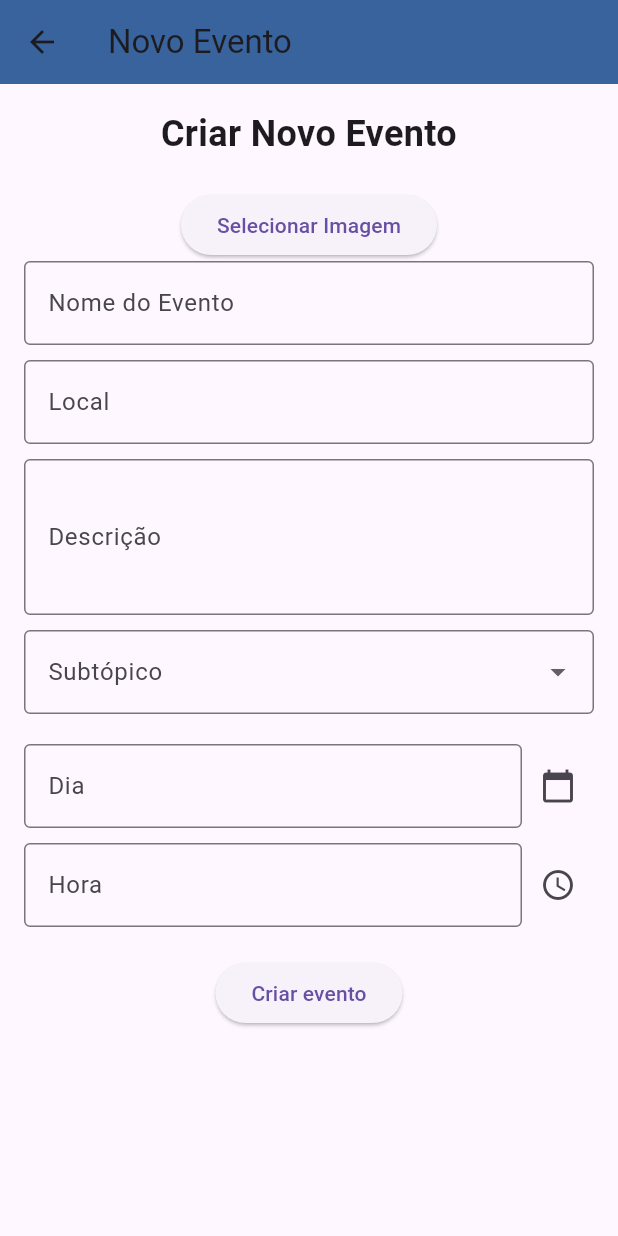
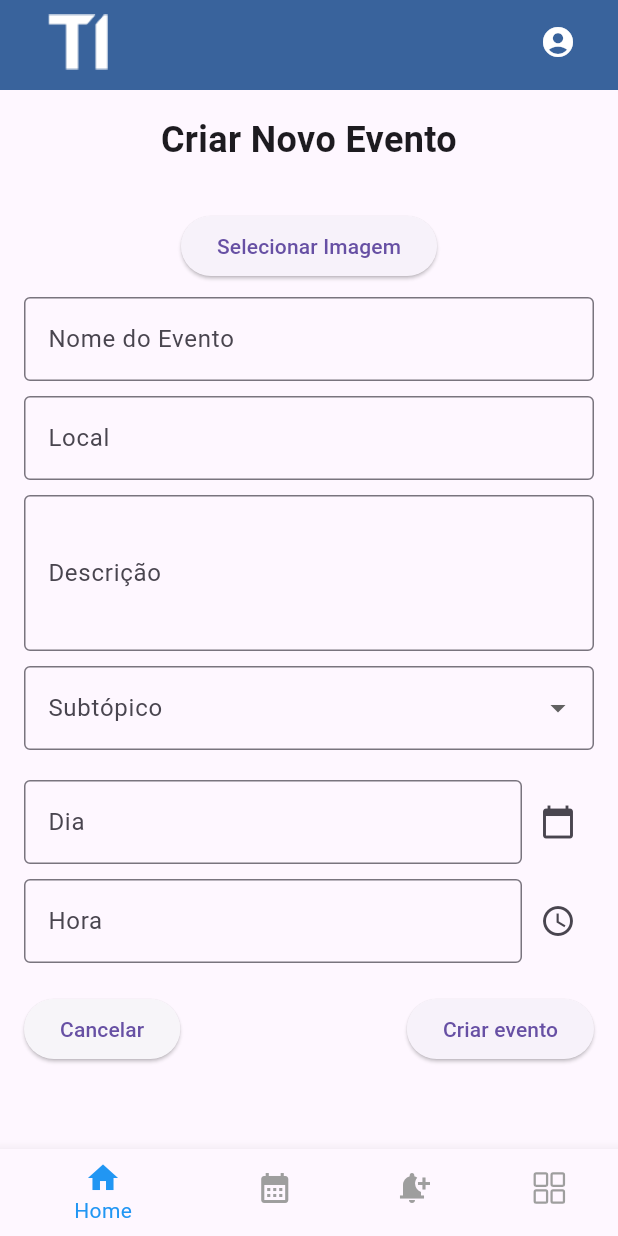
Before and after one commit to pint2024/mobile, a Flutter app: the screen it shows after launch, after a tap on "Criar Novo Evento", on a phone screen of 412 x 824 dp. Run offline on Flutter 3.47's test engine with Material 3 defaults, Android fonts, the phone set to English and light mode, and no system bars; our stand-ins replace carousel_slider, flutter_rating_bar, google_sign_in, image_picker, ionicons, table_calendar; missing offline and left inert: flutter_facebook_auth; network calls fail.

Commit message:
Criar atividade, espaço e evento

```diff
--- a/movel_pint/lib/evento/criarEvento.dart
+++ b/movel_pint/lib/evento/criarEvento.dart
@@ -1,7 +1,9 @@
 import 'dart:io';
-
 import 'package:flutter/material.dart';
 import 'package:image_picker/image_picker.dart';
+import 'package:movel_pint/widgets/customAppBar.dart';
+import 'package:movel_pint/widgets/bottom_navigation_bar.dart';
+import 'package:movel_pint/Forum/Forum.dart';
 
 void main() {
   runApp(MaterialApp(
@@ -24,6 +26,7 @@ class _EventFormPageState extends State<EventFormPage> {
   DateTime? _selectedDate;
   TimeOfDay? _selectedTime;
   String? _selectedSubtopic;
+  int _selectedIndex = 0;
 
   final List<String> _subtopics = [
     'Tecnologia',
@@ -70,16 +73,47 @@ class _EventFormPageState extends State<EventFormPage> {
     }
   }
 
+  void _onItemTapped(int index) {
+    setState(() {
+      _selectedIndex = index;
+    });
+  }
+
+  void _showCancelDialog() {
+    showDialog(
+      context: context,
+      builder: (BuildContext context) {
+        return AlertDialog(
+          title: Text('Cancelar Criação do Evento'),
+          content: Text('Tem a certeza que quer cancelar a criação do evento? Os dados não serão guardados.'),
+          actions: [
+            TextButton(
+              onPressed: () {
+                Navigator.of(context).pop(); // Fecha o diálogo
+              },
+              child: Text('Continuar'),
+            ),
+            TextButton(
+              onPressed: () {
+                Navigator.of(context).pushReplacement(
+                  MaterialPageRoute(builder: (context) => ForumPage()), // Navega para a página ForumPage
+                );
+              },
+              child: Text('Cancelar'),
+            ),
+          ],
+        );
+      },
+    );
+  }
+
   @override
   Widget build(BuildContext context) {
     return Scaffold(
-      appBar: AppBar(
-        title: Text('Novo Evento'),
-        backgroundColor: const Color.fromRGBO(57, 99, 156, 1.0),
-      ),
-      body: Padding(
+      appBar: CustomAppBar(),
+      body: SingleChildScrollView(
+        child: Padding(
           padding: EdgeInsets.all(16.0),
-        child: SingleChildScrollView(
           child: Column(
             crossAxisAlignment: CrossAxisAlignment.stretch,
             children: [
@@ -97,15 +131,23 @@ class _EventFormPageState extends State<EventFormPage> {
                 child: Column(
                   children: [
                     if (_image != null)
-                      Image.file(
+                      Container(
+                        width: double.infinity,
+                        height: 200,
+                        decoration: BoxDecoration(
+                          border: Border.all(color: Colors.grey),
+                        ),
+                        child: Image.file(
                           _image!,
-                        height: 200,
                           fit: BoxFit.cover,
                         ),
+                      ),
+                    SizedBox(height: 10),
                     ElevatedButton(
                       onPressed: _getImage,
                       child: Text('Selecionar Imagem'),
                     ),
+                    SizedBox(height: 10),
                     TextFormField(
                       controller: _nameController,
                       decoration: InputDecoration(
@@ -222,6 +264,16 @@ class _EventFormPageState extends State<EventFormPage> {
                       ],
                     ),
                     SizedBox(height: 20),
+                    Row(
+                      mainAxisAlignment: MainAxisAlignment.spaceBetween,
+                      children: [
+                        ElevatedButton(
+                          onPressed: () {
+                            _showCancelDialog();
+                          },
+                          style: ElevatedButton.styleFrom(backgroundColor: Color.fromRGBO(247, 245, 249, 1)),
+                          child: const Text('Cancelar'),
+                        ),
                         ElevatedButton(
                           onPressed: () {
                             if (_formKey.currentState!.validate()) {
@@ -268,11 +320,17 @@ class _EventFormPageState extends State<EventFormPage> {
                         ),
                       ],
                     ),
+                  ],
+                ),
               ),
             ],
           ),
         ),
       ),
+      bottomNavigationBar: CustomBottomNavigationBar(
+        selectedIndex: _selectedIndex,
+        onItemTapped: _onItemTapped,
+      ),
     );
   }
 }
--- a/movel_pint/lib/main.dart
+++ b/movel_pint/lib/main.dart
@@ -193,10 +193,6 @@ class _HomePageState extends State<HomePage> {
             child: Text('Atividades'),
           ),
           ElevatedButton(
-            onPressed: _goToCategoryPage,
-            child: Text('Categorias'),
-          ),
-          ElevatedButton(
             onPressed: _goToCreateEspacoPage,
             child: Text('Criar Espaço'),
           ),
--- a/movel_pint/lib/widgets/bottom_navigation_bar.dart
+++ b/movel_pint/lib/widgets/bottom_navigation_bar.dart
@@ -30,17 +30,17 @@ class _CustomBottomNavigationBarState extends State<CustomBottomNavigationBar> {
         BottomNavigationBarItem(
           icon: Icon(Icons.home),
           label: 'Home',
-         selectedIconTheme: IconThemeData(),
+         //selectedIconTheme: IconThemeData(),
         ),
         BottomNavigationBarItem(
           icon: Icon(Icons.calendar_month),
           label: 'Calendário',
-          selectedIconTheme: IconThemeData(),
+          //selectedIconTheme: IconThemeData(),
         ),
         BottomNavigationBarItem(
           icon: Icon(Icons.notification_add),
           label: 'Notificações',
-         selectedIconTheme: IconThemeData(),
+         //selectedIconTheme: IconThemeData(),
         ),
         /*BottomNavigationBarItem(
           icon: Icon(Icons.chat),
@@ -50,7 +50,7 @@ class _CustomBottomNavigationBarState extends State<CustomBottomNavigationBar> {
         BottomNavigationBarItem(
           icon: Icon(Ionicons.grid_outline),
           label: 'Forum',
-          selectedIconTheme: IconThemeData(),
+          //selectedIconTheme: IconThemeData(),
         ),
       ],
       currentIndex: widget.selectedIndex,
```
Also changed, not shown: movel_pint/lib/atividade/criarAtividade.dart (+17 -8 lines), movel_pint/lib/espaço/criarespaço.dart (+76 -8 lines). Lines whose indentation alone changed are shown as unchanged.
